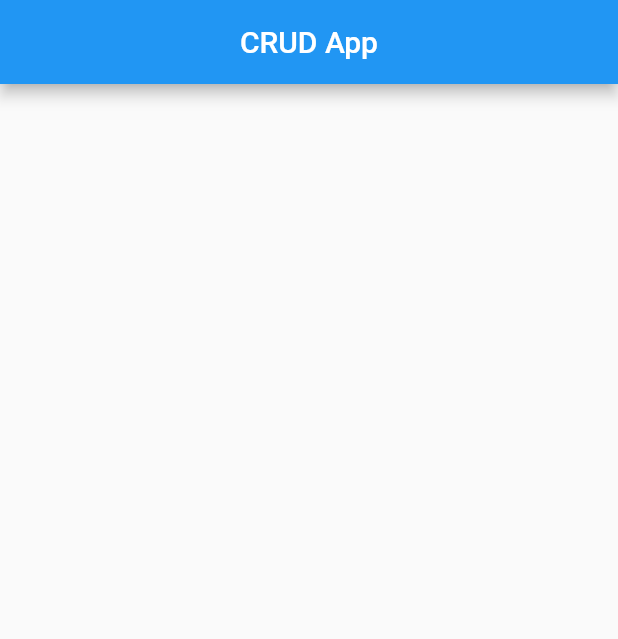
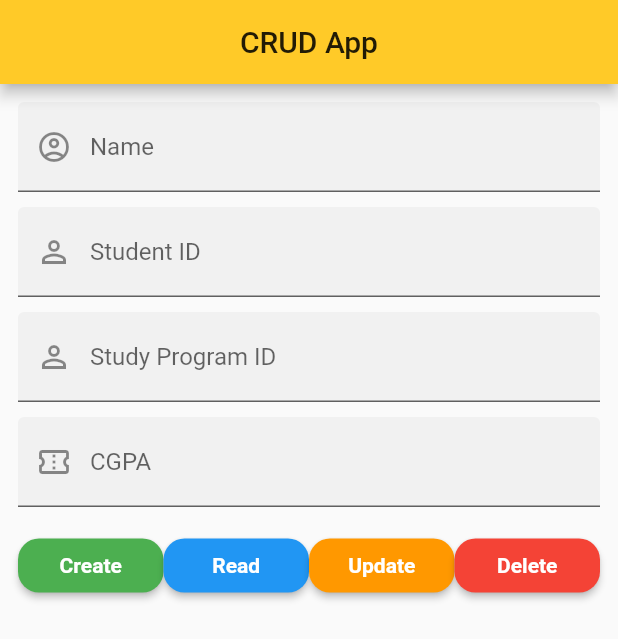
Before and after one commit to idealfoxman0830/flutter_firebase_crud_app, a Flutter app: the screen it shows after launch, on a phone screen of 412 x 824 dp. Shown: the top 639 px of the screen. Run offline on Flutter 3.47's test engine with Material 2 defaults, Android fonts, the phone set to English and light mode, and no system bars; our stand-ins replace firebase_core; accounts and stored records are empty.

Commit message:
Create UI of CRUD App

```diff
--- a/lib/main.dart
+++ b/lib/main.dart
@@ -1,6 +1,7 @@
 import 'package:firebase_core/firebase_core.dart';
 import 'package:flutter/cupertino.dart';
 import 'package:flutter/material.dart';
+import 'package:flutter_firebase_crud_app/widgets.dart';
 
 void main() async {
   WidgetsFlutterBinding.ensureInitialized();
@@ -10,8 +11,7 @@ void main() async {
     debugShowCheckedModeBanner: false,
     theme: ThemeData(
       brightness: Brightness.light,
-      primaryColor: Colors.blue,
-      accentColor: Colors.cyan,
+      primaryColor: Colors.amber[400],
     ),
   ));
 }
@@ -22,6 +22,42 @@ class MyApp extends StatefulWidget {
 }
 
 class _MyAppState extends State<MyApp> {
+  // ====================================================== //
+  String stdName, stdID, programID;
+  double stdGPA;
+  getStudentName(name) {
+    this.stdName = name;
+  }
+
+  getStudentID(id) {
+    this.stdID = id;
+  }
+
+  getStudyProgramID(pid) {
+    this.programID = pid;
+  }
+
+  getStudentCGPA(result) {
+    this.stdGPA = double.parse(result);
+  }
+
+  createData() {
+    print('created');
+  }
+
+  readData() {
+    print('read');
+  }
+
+  updateData() {
+    print('update');
+  }
+
+  deleteData() {
+    print('delete');
+  }
+  // ====================================================== //
+
   @override
   Widget build(BuildContext context) {
     return Scaffold(
@@ -29,6 +65,117 @@ class _MyAppState extends State<MyApp> {
         centerTitle: true,
         title: Text('CRUD App'),
       ),
+      body: SingleChildScrollView(
+        child: Padding(
+          padding: EdgeInsets.all(12.0),
+          child: Column(
+            children: [
+              TextFormField(
+                style: simpleTextStyle(),
+                decoration: textFieldInputDecoration(
+                  'Name',
+                  Icon(Icons.account_circle_outlined),
+                ),
+                onChanged: (String name) {
+                  setState(() {
+                    getStudentName(name);
+                  });
+                },
+              ),
+              SizedBox(height: 10.0),
+              TextFormField(
+                style: simpleTextStyle(),
+                obscureText: true,
+                decoration: textFieldInputDecoration(
+                  'Student ID',
+                  Icon(Icons.perm_identity_outlined),
+                ),
+                onChanged: (String studentID) {
+                  getStudentID(studentID);
+                },
+              ),
+              SizedBox(height: 10.0),
+              TextFormField(
+                style: simpleTextStyle(),
+                obscureText: true,
+                decoration: textFieldInputDecoration(
+                  'Study Program ID',
+                  Icon(Icons.perm_identity_outlined),
+                ),
+                onChanged: (String studyProgramID) {
+                  getStudyProgramID(studyProgramID);
+                },
+              ),
+              SizedBox(height: 10.0),
+              TextFormField(
+                style: simpleTextStyle(),
+                obscureText: true,
+                decoration: textFieldInputDecoration(
+                  'CGPA',
+                  Icon(Icons.confirmation_number_outlined),
+                ),
+                onChanged: (String gpa) {
+                  getStudentCGPA(gpa);
+                },
+              ),
+              SizedBox(height: 15.0),
+              Row(
+                children: [
+                  Expanded(
+                    child: RaisedButton(
+                      onPressed: () {
+                        createData();
+                      },
+                      color: Colors.green,
+                      child: Text('Create',
+                          style: TextStyle(fontWeight: FontWeight.bold)),
+                      textColor: Colors.white,
+                      shape: raisedButtonBorder(),
+                    ),
+                  ),
+                  Expanded(
+                    child: RaisedButton(
+                      onPressed: () {
+                        readData();
+                      },
+                      color: Colors.blue,
+                      child: Text('Read',
+                          style: TextStyle(fontWeight: FontWeight.bold)),
+                      textColor: Colors.white,
+                      shape: raisedButtonBorder(),
+                    ),
+                  ),
+                  Expanded(
+                    child: RaisedButton(
+                      onPressed: () {
+                        updateData();
+                      },
+                      color: Colors.orange,
+                      child: Text('Update',
+                          style: TextStyle(fontWeight: FontWeight.bold)),
+                      textColor: Colors.white,
+                      shape: raisedButtonBorder(),
+                    ),
+                  ),
+                  Expanded(
+                    child: RaisedButton(
+                      onPressed: () {
+                        deleteData();
+                      },
+                      color: Colors.red,
+                      child: Text('Delete',
+                          style: TextStyle(fontWeight: FontWeight.bold)),
+                      textColor: Colors.white,
+                      shape: raisedButtonBorder(),
+                    ),
+                  ),
+                ],
+              ),
+              SizedBox(height: 20.0),
+            ],
+          ),
+        ),
+      ),
     );
   }
 }
--- /dev/null
+++ b/lib/widgets.dart
@@ -0,0 +1,23 @@
+import 'package:flutter/material.dart';
+
+InputDecoration textFieldInputDecoration(String labelText, Icon iconType) {
+  return InputDecoration(
+    fillColor: Colors.grey.withOpacity(0.1),
+    filled: true,
+    focusedBorder: OutlineInputBorder(
+      borderRadius: BorderRadius.all(Radius.circular(20.0)),
+      borderSide: BorderSide(color: Colors.blue, width: 2.0),
+    ),
+    prefixIcon: iconType,
+    labelText: labelText,
+    labelStyle: TextStyle(fontSize: 16.0),
+  );
+}
+
+TextStyle simpleTextStyle() {
+  return TextStyle(fontSize: 17.0);
+}
+
+RoundedRectangleBorder raisedButtonBorder() {
+  return RoundedRectangleBorder(borderRadius: BorderRadius.circular(14.0));
+}
```
